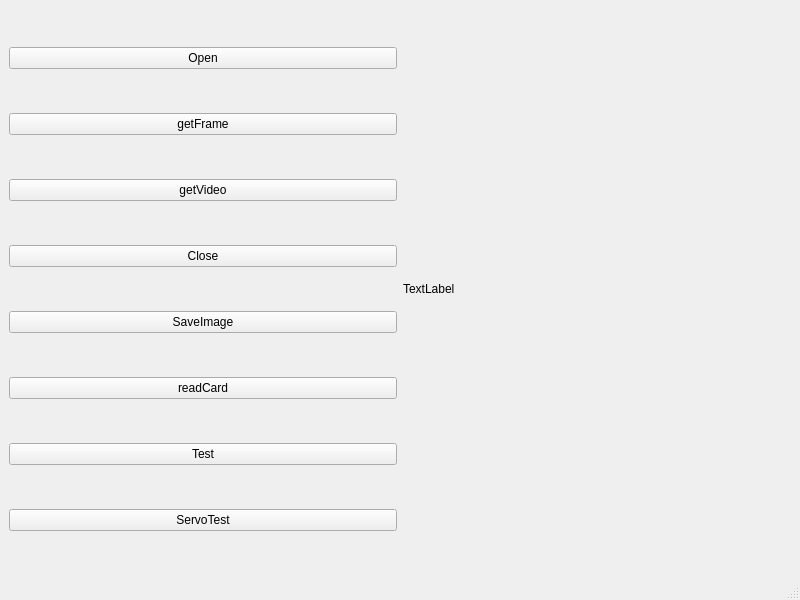
Before: the Qt Designer form mainwindow.ui in wh201906/Pharmacy_Robot, drawn with Qt 5.
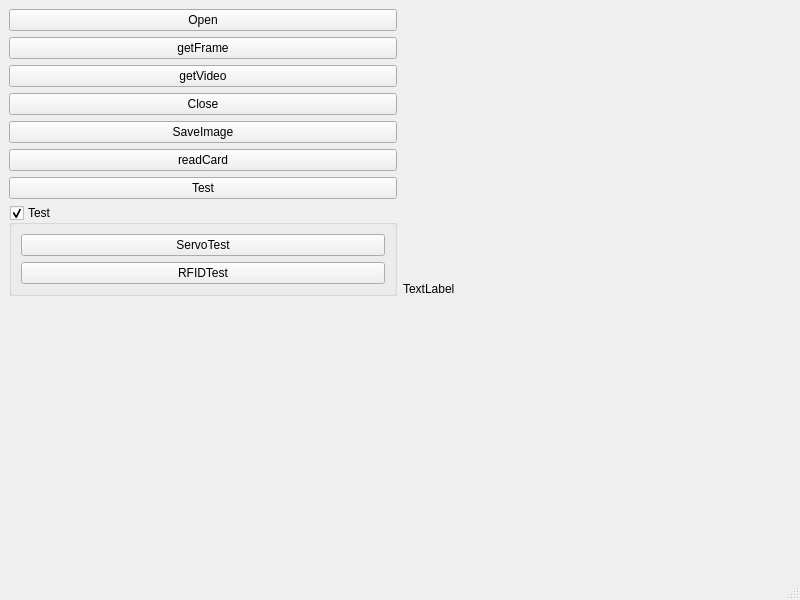
After: the same form once the commit is applied.

Patch:
```diff
--- a/mainwindow.ui
+++ b/mainwindow.ui
@@ -67,12 +67,44 @@
        </widget>
       </item>
       <item>
-       <widget class="QPushButton" name="servoTestButton">
-        <property name="text">
-         <string>ServoTest</string>
+       <widget class="QGroupBox" name="testGroupBox">
+        <property name="title">
+         <string>Test</string>
         </property>
+        <property name="checkable">
+         <bool>true</bool>
+        </property>
+        <layout class="QVBoxLayout" name="verticalLayout_2">
+         <item>
+          <widget class="QPushButton" name="servoTestButton">
+           <property name="text">
+            <string>ServoTest</string>
+           </property>
+          </widget>
+         </item>
+         <item>
+          <widget class="QPushButton" name="RFIDTestButton">
+           <property name="text">
+            <string>RFIDTest</string>
+           </property>
+          </widget>
+         </item>
+        </layout>
        </widget>
       </item>
+      <item>
+       <spacer name="verticalSpacer">
+        <property name="orientation">
+         <enum>Qt::Vertical</enum>
+        </property>
+        <property name="sizeHint" stdset="0">
+         <size>
+          <width>20</width>
+          <height>40</height>
+         </size>
+        </property>
+       </spacer>
+      </item>
      </layout>
     </item>
     <item>
```
